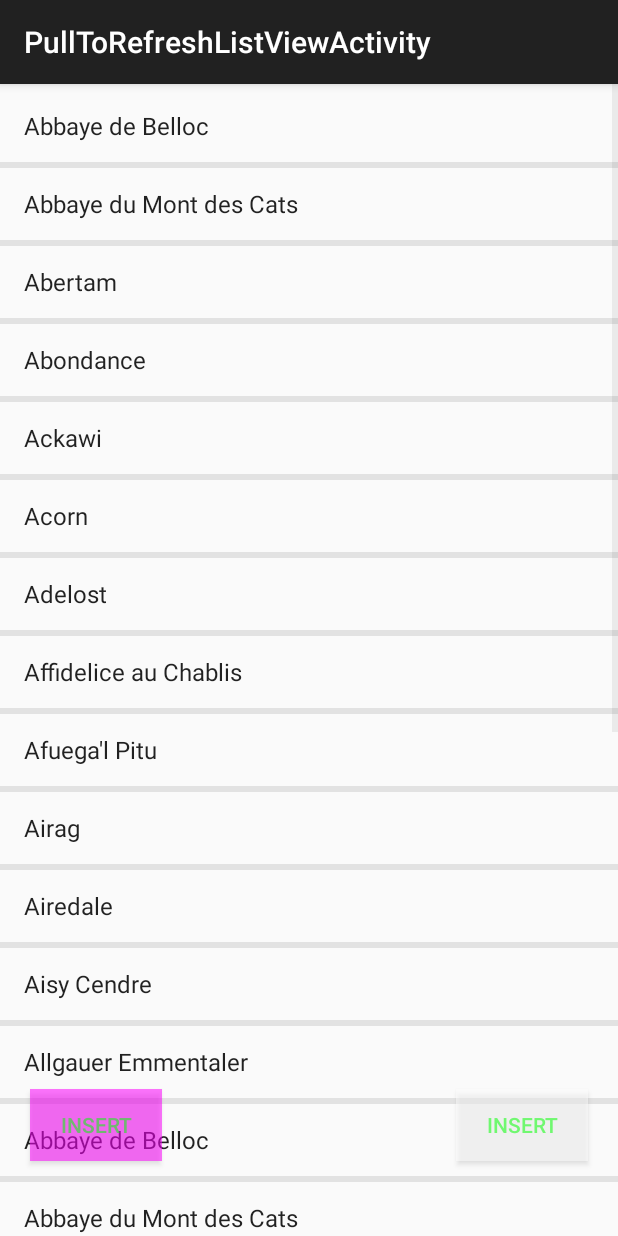
After one commit to g977284333/KwPresent, an Android app: the PullToRefreshListViewActivity screen opened directly, with no data from a screen before it, on a phone screen of 412 x 824 dp. The commit adds this screen. Run offline under Robolectric (Android 15) with nearby library versions, the phone set to English and light mode, and no system bars.

Commit message:
添加了PullToRefreshListView测试

```diff
--- /dev/null
+++ b/app/src/main/java/com/gechen/keepwalking/kw/activity/PullToRefreshListViewActivity.java
@@ -0,0 +1,129 @@
+package com.gechen.keepwalking.kw.activity;
+
+import android.os.AsyncTask;
+import android.support.v7.app.ActionBarActivity;
+import android.os.Bundle;
+import android.text.format.DateUtils;
+import android.view.View;
+import android.widget.ArrayAdapter;
+import android.widget.ListView;
+import android.widget.Toast;
+
+import com.gechen.keepwalking.R;
+import com.kw_support.pulltorefresh.PullToRefreshBase;
+import com.kw_support.pulltorefresh.PullToRefreshListView;
+import com.kw_support.pulltorefresh.extras.SoundPullEventListener;
+import com.kw_support.utils.UiUtil;
+
+import java.lang.reflect.Array;
+import java.util.ArrayList;
+import java.util.Arrays;
+import java.util.LinkedList;
+import java.util.List;
+
+public class PullToRefreshListViewActivity extends ActionBarActivity {
+    private PullToRefreshListView mPtrListView;
+    private LinkedList<String> mDatas;
+    private ArrayAdapter<String> mAdapter;
+
+    @Override
+    protected void onCreate(Bundle savedInstanceState) {
+        super.onCreate(savedInstanceState);
+        setContentView(R.layout.activity_pull_to_refresh_list_view);
+
+        initData();
+        initView();
+    }
+
+    private void initView() {
+        mPtrListView = (PullToRefreshListView) findViewById(R.id.pull_refresh_list);
+
+        ListView realListView = mPtrListView.getRefreshableView();
+        realListView.setAdapter(mAdapter);
+
+        mPtrListView.setMode(PullToRefreshBase.Mode.PULL_FROM_START);
+        mPtrListView.setOnRefreshListener(new PullToRefreshBase.OnRefreshListener2<ListView>() {
+            @Override
+
+            public void onPullDownToRefresh(PullToRefreshBase<ListView> refreshView) {
+                String label = DateUtils.formatDateTime(getApplicationContext(), System.currentTimeMillis(),
+                        DateUtils.FORMAT_SHOW_TIME | DateUtils.FORMAT_SHOW_DATE | DateUtils.FORMAT_ABBREV_ALL);
+
+                // 设置最后一次更新时间
+                refreshView.getLoadingLayoutProxy().setLastUpdatedLabel(label);
+
+                new GetDataTask().execute();
+            }
+
+            @Override
+            public void onPullUpToRefresh(PullToRefreshBase<ListView> refreshView) {
+
+            }
+
+
+        });
+
+        mPtrListView.setOnLastItemVisibleListener(new PullToRefreshBase.OnLastItemVisibleListener() {
+            @Override
+            public void onLastItemVisible() {
+                UiUtil.showToast(PullToRefreshListViewActivity.this, "到底了...");
+            }
+        });
+
+        addSoundEventOnRefresh();
+    }
+
+    private void addSoundEventOnRefresh() {
+        SoundPullEventListener<ListView> soundPullEventListener = new SoundPullEventListener<ListView>(this);
+        soundPullEventListener.addSoundEvent(PullToRefreshBase.State.PULL_TO_REFRESH, R.raw.pull_event);
+        soundPullEventListener.addSoundEvent(PullToRefreshBase.State.RESET, R.raw.reset_sound);
+        soundPullEventListener.addSoundEvent(PullToRefreshBase.State.REFRESHING, R.raw.refreshing_sound);
+        mPtrListView.setOnPullEventListener(soundPullEventListener);
+    }
+
+    private void initData() {
+        mDatas = new LinkedList<String>();
+        mDatas.addAll(Arrays.asList(mStrings));
+
+        mAdapter = new ArrayAdapter<String>(this, android.R.layout.simple_list_item_1, mDatas);
+    }
+
+    public void manualRefresh(View v) {
+        new GetDataTask().execute();
+        mPtrListView.setRefreshing(false);
+    }
+
+    public void disableScrollingWhileRefreshing(View v) {
+        mPtrListView.setScrollingWhileRefreshingEnabled(
+                !mPtrListView.isScrollingWhileRefreshingEnabled());
+    }
+
+    private class GetDataTask extends AsyncTask<Void, Void, String[]> {
+
+        @Override
+        protected String[] doInBackground(Void... params) {
+            try {
+                Thread.sleep(4000);
+            } catch (InterruptedException e) {
+            }
+            return mStrings;
+        }
+
+        @Override
+        protected void onPostExecute(String[] result) {
+            mDatas.addFirst("Added after refresh...");
+            mAdapter.notifyDataSetChanged();
+
+            mPtrListView.onRefreshComplete();
+
+            super.onPostExecute(result);
+        }
+    }
+
+
+    private String[] mStrings = { "Abbaye de Belloc", "Abbaye du Mont des Cats", "Abertam", "Abondance", "Ackawi",
+            "Acorn", "Adelost", "Affidelice au Chablis", "Afuega'l Pitu", "Airag", "Airedale", "Aisy Cendre",
+            "Allgauer Emmentaler", "Abbaye de Belloc", "Abbaye du Mont des Cats", "Abertam", "Abondance", "Ackawi",
+            "Acorn", "Adelost", "Affidelice au Chablis", "Afuega'l Pitu", "Airag", "Airedale", "Aisy Cendre",
+            "Allgauer Emmentaler" };
+}
--- /dev/null
+++ b/app/src/main/res/layout/activity_pull_to_refresh_list_view.xml
@@ -0,0 +1,44 @@
+<RelativeLayout xmlns:android="http://schemas.android.com/apk/res/android"
+    xmlns:tools="http://schemas.android.com/tools"
+    android:layout_width="match_parent"
+    android:layout_height="match_parent"
+    tools:context="com.gechen.keepwalking.kw.activity.PullToRefreshListViewActivity">
+
+    <com.kw_support.pulltorefresh.PullToRefreshListView
+        android:id="@+id/pull_refresh_list"
+        android:layout_width="fill_parent"
+        android:layout_height="fill_parent"
+        android:cacheColorHint="#00000000"
+        android:divider="#19000000"
+        android:dividerHeight="4dp"
+        android:fadingEdge="none"
+        android:fastScrollEnabled="false"
+        android:footerDividersEnabled="false"
+        android:headerDividersEnabled="false"
+        android:smoothScrollbar="true" />
+
+    <Button
+        android:layout_width="wrap_content"
+        android:layout_height="wrap_content"
+        android:layout_alignParentBottom="true"
+        android:layout_alignParentRight="true"
+        android:layout_marginBottom="50dp"
+        android:layout_marginRight="20dp"
+        android:background="#88ffffff"
+        android:text="Insert"
+        android:textColor="#8800ff00"
+        android:onClick="manualRefresh"/>
+
+    <Button
+        android:layout_width="wrap_content"
+        android:layout_height="wrap_content"
+        android:layout_alignParentBottom="true"
+        android:layout_alignParentLeft="true"
+        android:layout_marginBottom="50dp"
+        android:layout_marginLeft="20dp"
+        android:background="#88ff00ff"
+        android:text="Insert"
+        android:textColor="#8800ff00"
+        android:onClick="disableScrollingWhileRefreshing"/>
+
+</RelativeLayout>
--- a/app/src/main/res/values/strings.xml
+++ b/app/src/main/res/values/strings.xml
@@ -8,4 +8,7 @@
 
     <string name="phone_login">手机登录</string>
     <string name="phone_reg">注册帐号</string>
+    <string name="title_activity_pull_to_refresh_list_view">PullToRefreshListViewActivity</string>
+
+    <string name="hello_world">Hello world!</string>
 </resources>
```
Also changed, not shown: app/src/main/AndroidManifest.xml (+25 -20 lines), app/src/main/java/com/gechen/keepwalking/kw/activity/KwHomeActivity.java (+8 -0 lines), app/src/main/res/layout/activity_kw_home.xml (+7 -0 lines), app/src/main/res/menu/menu_pull_to_refresh_list_view.xml (added, +7 -0 lines), 3 other files.
